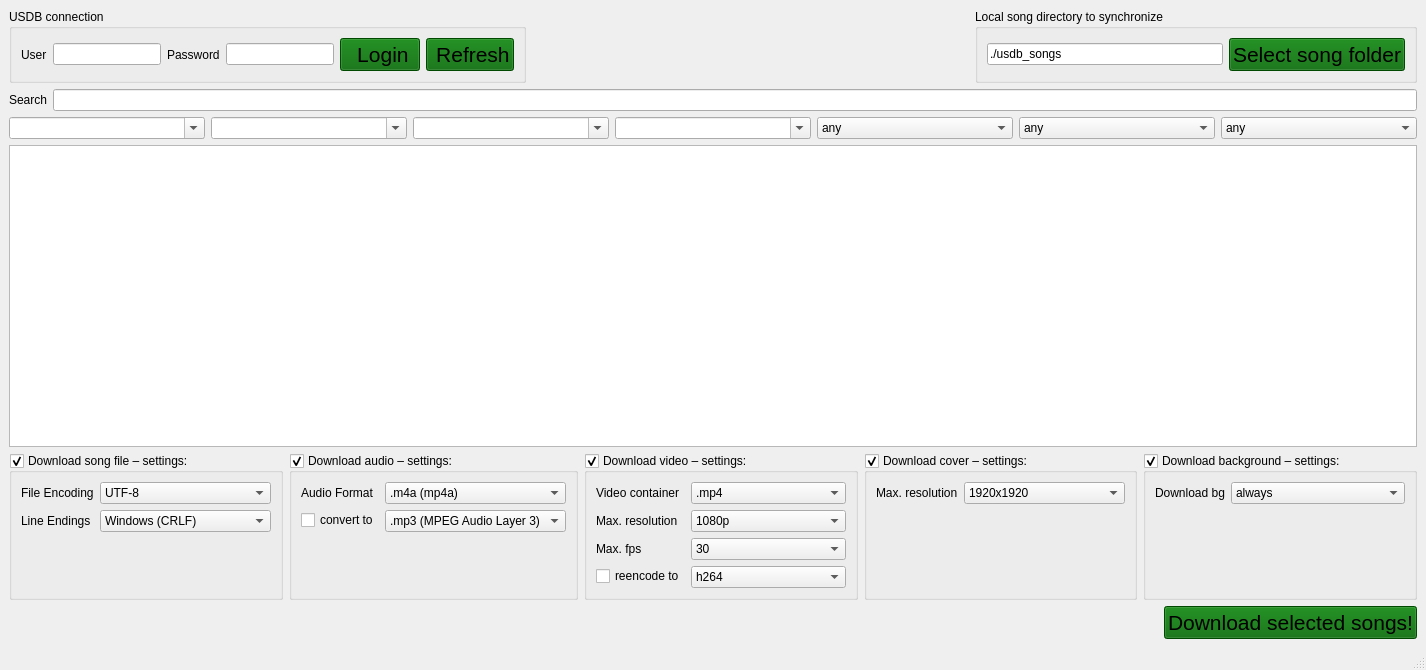
Qt form QUMainWindow.ui (bohning/usdb_syncer) before a commit.
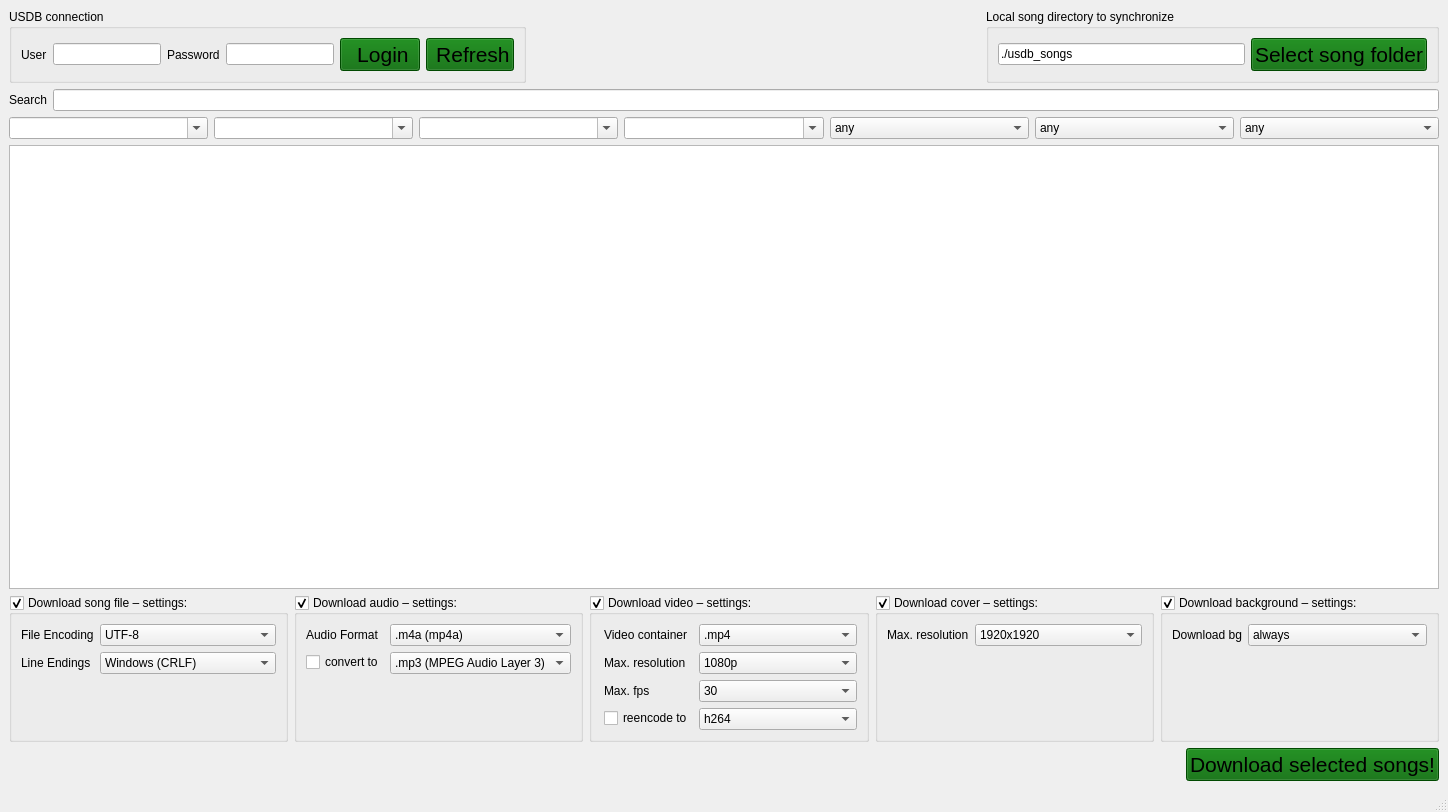
The same form after that commit. Icons and pictures are not drawn.

What changed in the file:
```diff
--- a/QUMainWindow.ui
+++ b/QUMainWindow.ui
@@ -6,8 +6,8 @@
    <rect>
     <x>0</x>
     <y>0</y>
-    <width>1426</width>
-    <height>670</height>
+    <width>1448</width>
+    <height>812</height>
    </rect>
   </property>
   <property name="windowTitle">
@@ -301,6 +301,12 @@
       <attribute name="verticalHeaderVisible">
        <bool>false</bool>
       </attribute>
+      <attribute name="verticalHeaderMinimumSectionSize">
+       <number>24</number>
+      </attribute>
+      <attribute name="verticalHeaderDefaultSectionSize">
+       <number>24</number>
+      </attribute>
      </widget>
     </item>
     <item>
@@ -437,6 +443,9 @@
          <bool>true</bool>
         </property>
         <layout class="QFormLayout" name="formLayout_3">
+         <property name="leftMargin">
+          <number>12</number>
+         </property>
          <item row="0" column="0">
           <widget class="QLabel" name="label_4">
            <property name="text">
```
Left out of the diff: 11 changed lines with no effect on the pictures.
